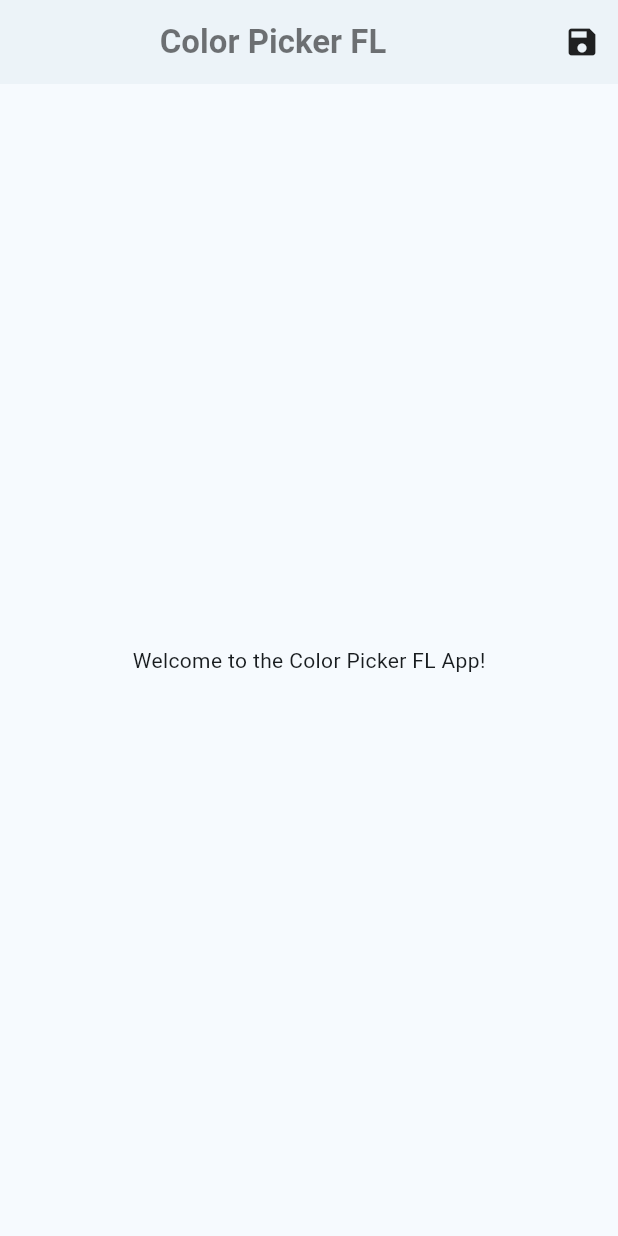
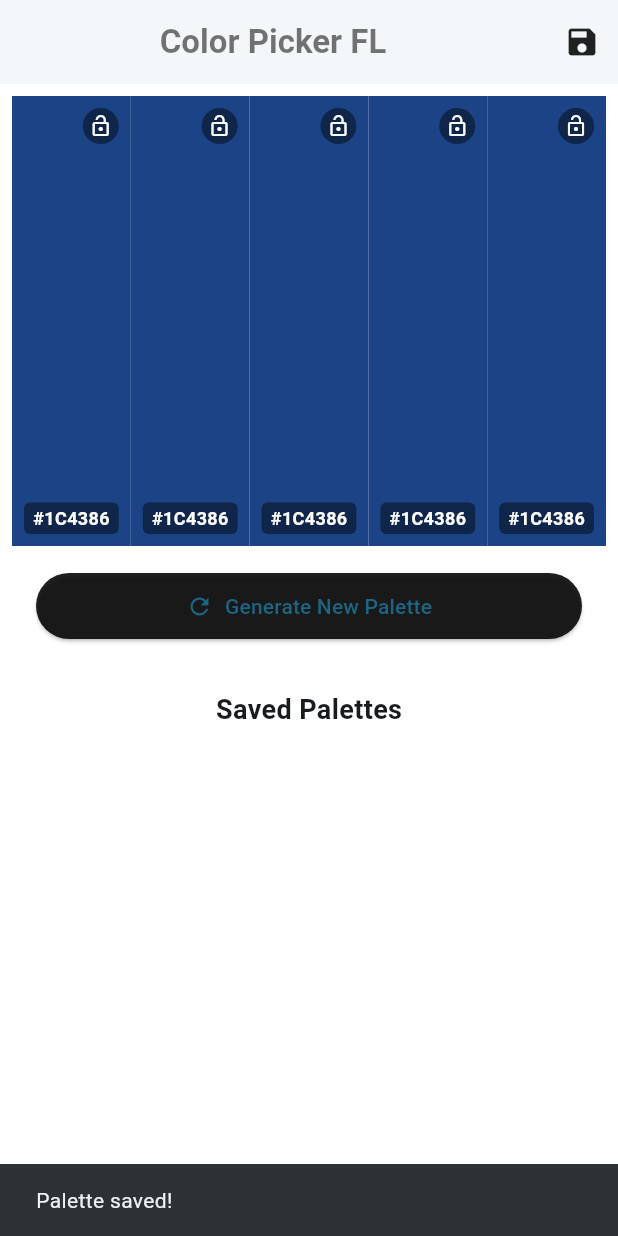
Before and after one commit to AaronPeterOcen/color_picker_fl, a Flutter app: the screen it shows after launch, after a tap on the "save" icon, on a phone screen of 412 x 824 dp. Run offline on Flutter 3.47's test engine with Material 3 defaults, Android fonts, the phone set to English and light mode, and no system bars; Roboto replaces fonts that are missing (ubuntu).

Commit message:
update 1

```diff
--- a/lib/main.dart
+++ b/lib/main.dart
@@ -16,6 +16,7 @@ class MyApp extends StatelessWidget {
       title: 'Color Picker FL',
       theme: ThemeData(
         colorScheme: .fromSeed(seedColor: Colors.lightBlueAccent),
+        scaffoldBackgroundColor: Colors.white,
         fontFamily: "ubuntu",
       ),
       home: HomePage(),
--- a/lib/screens/home_page.dart
+++ b/lib/screens/home_page.dart
@@ -1,3 +1,8 @@
+// import 'dart:nativewrappers/_internal/vm/lib/ffi_native_type_patch.dart';
+
+import 'package:color_picker_fl/models/color_palette.dart';
+import 'package:color_picker_fl/widgets/color_card.dart';
+import 'package:color_picker_fl/widgets/palette_grid.dart';
 import 'package:flutter/material.dart';
 
 class HomePage extends StatefulWidget {
@@ -8,6 +13,81 @@ class HomePage extends StatefulWidget {
 }
 
 class _HomePageState extends State<HomePage> {
+  List<ColorPalette> _palettes = [];
+  ColorPalette _currentPalette = ColorPalette.generateRandom();
+
+  @override
+  void initState() {
+    super.initState();
+    _loadSavedPalettes();
+  }
+
+  void _loadSavedPalettes() {
+    setState(() {
+      _palettes = [
+        ColorPalette.generateRandom(),
+        ColorPalette.generateRandom(),
+      ];
+    });
+  }
+
+  void _generateNewPalette() {
+    setState(() {
+      _currentPalette = ColorPalette.generateRandom();
+    });
+  }
+
+  void _lockColor(int index) {
+    setState(() {
+      _currentPalette.lockedColor(index); //check this
+    });
+  }
+
+  void _savePalette() {
+    setState(() {
+      _palettes.add(_currentPalette.copyWith());
+    });
+    ScaffoldMessenger.of(
+      context,
+    ).showSnackBar(SnackBar(content: Text('Palette saved!')));
+  }
+
+  // void _deletePalette(int index) {
+  //   setState(() {
+  //     _palettes.removeAt(index);
+  //   });
+  //   ScaffoldMessenger.of(
+  //     context,
+  //   ).showSnackBar(SnackBar(content: Text('Palette deleted!')));
+  // }
+  void _deletePalette(int index) {
+    if (index < 0 || index >= _palettes.length) return;
+
+    setState(() {
+      // This forces a complete rebuild of the list
+      _palettes = List<ColorPalette>.from(_palettes)..removeAt(index);
+    });
+  }
+  // void _deletePalette(int index) {
+  //   print('Delete called with index: $index');
+  //   print('Current palettes length: ${_palettes.length}');
+
+  //   if (_palettes.isEmpty) {
+  //     print('Palettes list is empty');
+  //     return;
+  //   }
+
+  //   if (index < 0 || index >= _palettes.length) {
+  //     print('Invalid index: $index');
+  //     return;
+  //   }
+
+  //   setState(() {
+  //     _palettes.removeAt(index);
+  //   });
+  //   print('Palette deleted successfully');
+  // }
+
   @override
   Widget build(BuildContext context) {
     return Scaffold(
@@ -25,12 +105,79 @@ class _HomePageState extends State<HomePage> {
         elevation: 1,
         actions: [
           IconButton(
-            onPressed: () {},
+            onPressed: _savePalette,
             icon: Icon(Icons.save, color: Colors.black87),
           ),
         ],
       ),
-      body: const Center(child: Text('Welcome to the Color Picker FL App!')),
+      body: SingleChildScrollView(
+        child: Padding(
+          padding: const EdgeInsets.all(8.0),
+          child: Column(
+            children: [
+              Container(
+                height: 300,
+                child: Row(
+                  children: _currentPalette.colors.asMap().entries.map((entry) {
+                    int idx = entry.key;
+                    Color color = entry.value;
+                    // bool isLocked = _currentPalette.locked[idx];
+                    return Expanded(
+                      child: ColorCard(
+                        color: color,
+                        isLocked: _currentPalette.lockedColors[idx],
+                        onTap: () => _lockColor(idx),
+                        showHex: true,
+                      ),
+                    );
+                  }).toList(),
+                ),
+              ),
+
+              Container(
+                padding: EdgeInsets.all(16),
+                child: Row(
+                  children: [
+                    Expanded(
+                      child: ElevatedButton.icon(
+                        onPressed: _generateNewPalette,
+                        label: Text('Generate New Palette'),
+                        icon: Icon(Icons.refresh),
+                        style: ElevatedButton.styleFrom(
+                          backgroundColor: Colors.black87,
+                          padding: EdgeInsets.symmetric(vertical: 12),
+                        ),
+                      ),
+                    ),
+                  ],
+                ),
+              ),
+
+              if (_palettes.isNotEmpty)
+                Padding(
+                  padding: EdgeInsets.all(16.0),
+                  child: Column(
+                    crossAxisAlignment: CrossAxisAlignment.start,
+                    children: [
+                      Text(
+                        'Saved Palettes',
+                        style: TextStyle(
+                          fontSize: 18,
+                          fontWeight: FontWeight.bold,
+                        ),
+                      ),
+                      SizedBox(height: 16),
+                      // PaletteGrid(
+                      //   palettes: _palettes,
+                      //   onDelete: _deletePalette,
+                      // ),
+                    ],
+                  ),
+                ),
+            ],
+          ),
+        ),
+      ),
     );
   }
 }
--- a/lib/widgets/color_card.dart
+++ b/lib/widgets/color_card.dart
@@ -65,8 +65,9 @@ class ColorCard extends StatelessWidget {
   }
 
   String _getHexCode() {
-    // ignore: deprecated_member_use
-    return '#${color.red.toRadixString(16).padLeft(2, '0')}${color.green.toRadixString(16).padLeft(2, '0')}${color.blue.toRadixString(16).padLeft(2, '0')}'
+    return '#${color.red.toRadixString(16).padLeft(2, '0')}'
+            '${color.green.toRadixString(16).padLeft(2, '0')}'
+            '${color.blue.toRadixString(16).padLeft(2, '0')}'
         .toUpperCase();
   }
 }
```
